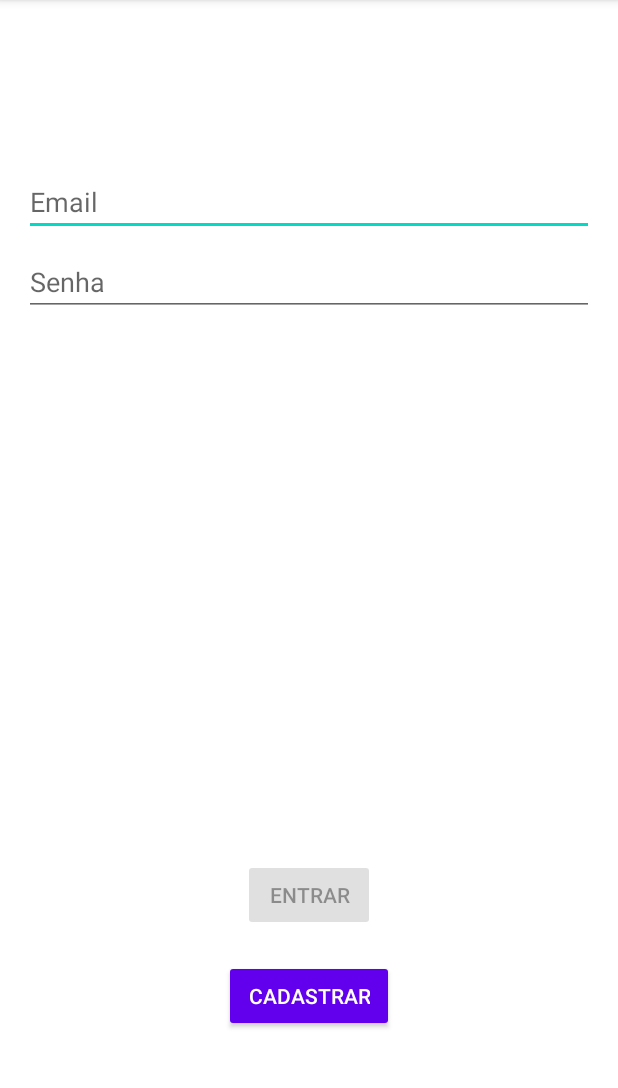
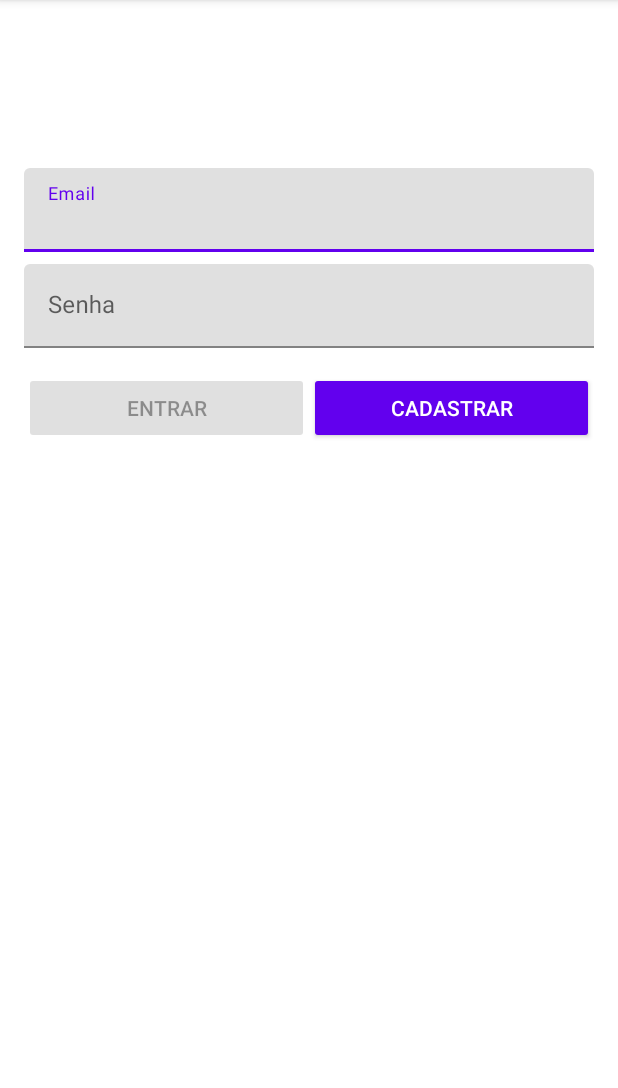
Before and after one commit to Martenda/AndroidDDMFinalWork, an Android app: the screen it shows after launch (LoginActivity), on a phone screen of 412 x 824 dp, the part 84-1172 px from its top. Run offline under Robolectric (Android 15) with nearby library versions, the phone set to English and light mode, and no system bars.

Commit message:
preatify: LoginScreen Activity

```diff
--- a/app/src/main/res/layout/activity_login.xml
+++ b/app/src/main/res/layout/activity_login.xml
@@ -1,72 +1,73 @@
 <?xml version="1.0" encoding="utf-8"?>
-<androidx.constraintlayout.widget.ConstraintLayout xmlns:android="http://schemas.android.com/apk/res/android"
+<LinearLayout xmlns:android="http://schemas.android.com/apk/res/android"
     xmlns:app="http://schemas.android.com/apk/res-auto"
     xmlns:tools="http://schemas.android.com/tools"
     android:id="@+id/container"
     android:layout_width="match_parent"
     android:layout_height="match_parent"
+    android:orientation="vertical"
     android:paddingLeft="@dimen/activity_horizontal_margin"
     android:paddingTop="@dimen/activity_vertical_margin"
     android:paddingRight="@dimen/activity_horizontal_margin"
     android:paddingBottom="@dimen/activity_vertical_margin"
     tools:context=".ui.login.LoginActivity">
 
+    <com.google.android.material.textfield.TextInputLayout
+        android:layout_width="match_parent"
+        android:layout_height="wrap_content"
+        android:layout_marginTop="96dp">
+
         <EditText
             android:id="@+id/username"
-        android:layout_width="0dp"
+            android:layout_width="match_parent"
             android:layout_height="wrap_content"
-        android:layout_marginTop="96dp"
             android:hint="@string/prompt_email"
             android:inputType="textEmailAddress"
-        android:selectAllOnFocus="true"
-        app:layout_constraintEnd_toEndOf="parent"
-        app:layout_constraintStart_toStartOf="parent"
-        app:layout_constraintTop_toTopOf="parent" />
+            android:selectAllOnFocus="true" />
+
+    </com.google.android.material.textfield.TextInputLayout>
+
+    <com.google.android.material.textfield.TextInputLayout
+        android:layout_width="match_parent"
+        android:layout_height="wrap_content"
+        android:layout_marginTop="8dp">
 
         <EditText
             android:id="@+id/password"
-        android:layout_width="0dp"
+            android:layout_width="match_parent"
             android:layout_height="wrap_content"
-        android:layout_marginTop="8dp"
             android:hint="@string/prompt_password"
             android:imeActionLabel="@string/action_sign_in_short"
             android:imeOptions="actionDone"
             android:inputType="textPassword"
-        android:selectAllOnFocus="true"
-        app:layout_constraintEnd_toEndOf="parent"
-        app:layout_constraintStart_toStartOf="parent"
-        app:layout_constraintTop_toBottomOf="@+id/username" />
+            android:selectAllOnFocus="true" />
 
-    <Button
+    </com.google.android.material.textfield.TextInputLayout>
+
+    <LinearLayout
+        android:layout_width="match_parent"
+        android:layout_height="wrap_content"
+        android:layout_marginTop="16dp"
+        android:weightSum="2">
+
+        <com.google.android.material.button.MaterialButton
+            android:id="@+id/login"
             style="@style/ButtonNoBackground"
-        android:id="@+id/login"
-        android:layout_width="wrap_content"
+            android:layout_width="0dp"
             android:layout_height="wrap_content"
-        android:layout_gravity="start"
-        android:layout_marginTop="16dp"
-        android:layout_marginBottom="64dp"
+            android:layout_weight="1"
             android:enabled="false"
-        android:text="@string/action_sign_in"
-        app:layout_constraintBottom_toBottomOf="parent"
-        app:layout_constraintEnd_toEndOf="parent"
-        app:layout_constraintStart_toStartOf="parent"
-        app:layout_constraintTop_toBottomOf="@+id/password"
-        app:layout_constraintVertical_bias="0.837" />
+            android:text="@string/action_sign_in" />
 
-    <Button
+        <com.google.android.material.button.MaterialButton
+            android:id="@+id/sign"
             style="@style/ButtonNoBackground"
-        android:id="@+id/sign"
-        android:layout_width="wrap_content"
+            android:layout_width="0dp"
             android:layout_height="wrap_content"
-        android:layout_gravity="start"
-        android:layout_marginTop="16dp"
-        android:layout_marginBottom="64dp"
-        android:text="@string/action_sign"
-        app:layout_constraintBottom_toBottomOf="parent"
-        app:layout_constraintEnd_toEndOf="parent"
-        app:layout_constraintStart_toStartOf="parent"
-        app:layout_constraintTop_toBottomOf="@+id/password"
-        app:layout_constraintVertical_bias="1.0" />
+            android:layout_weight="1"
+            android:text="@string/action_sign" />
+
+    </LinearLayout>
 
     <ProgressBar
         android:id="@+id/loading"
@@ -75,11 +76,6 @@
         android:layout_gravity="center"
         android:layout_marginTop="64dp"
         android:layout_marginBottom="64dp"
-        android:visibility="gone"
-        app:layout_constraintBottom_toBottomOf="parent"
-        app:layout_constraintEnd_toEndOf="@+id/password"
-        app:layout_constraintStart_toStartOf="@+id/password"
-        app:layout_constraintTop_toTopOf="parent"
-        app:layout_constraintVertical_bias="0.3" />
+        android:visibility="gone" />
 
-</androidx.constraintlayout.widget.ConstraintLayout>
+</LinearLayout>
```
Lines whose indentation alone changed are shown as unchanged.
